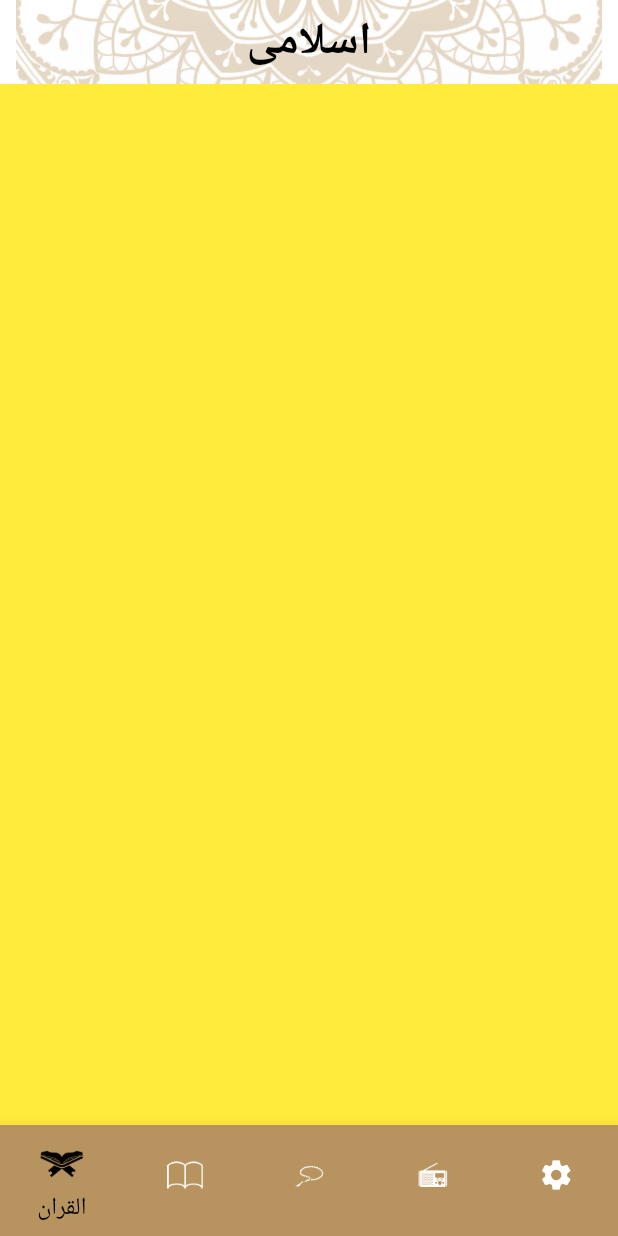
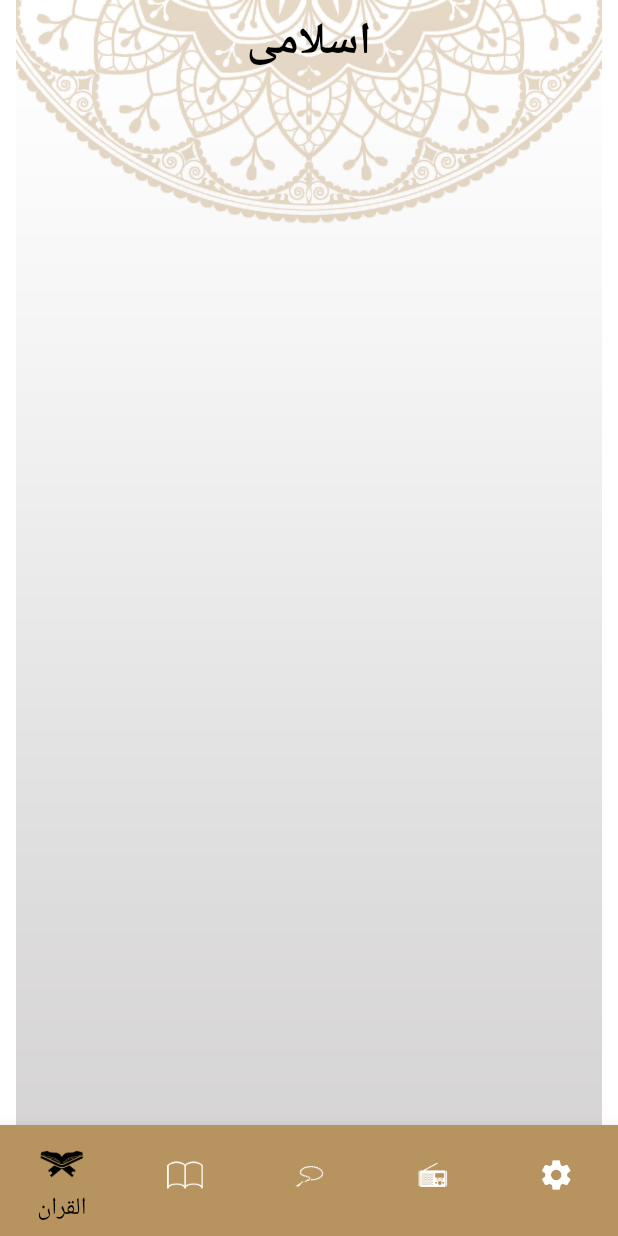
Before and after one commit to Ibrahem-seif/islamy_training, a Flutter app: the screen it shows after launch, on a phone screen of 412 x 824 dp. Run offline on Flutter 3.47's test engine with Material 3 defaults, Android fonts, the phone set to English and light mode, and no system bars.

Commit message:
modified some errors

```diff
--- a/lib/presentation/screens/home/quran/quran_tab.dart
+++ b/lib/presentation/screens/home/quran/quran_tab.dart
@@ -6,7 +6,6 @@ class QuranTab extends StatelessWidget {
   @override
   Widget build(BuildContext context) {
     return Scaffold(
-      backgroundColor: Colors.yellow,
     );
   }
 }
```
